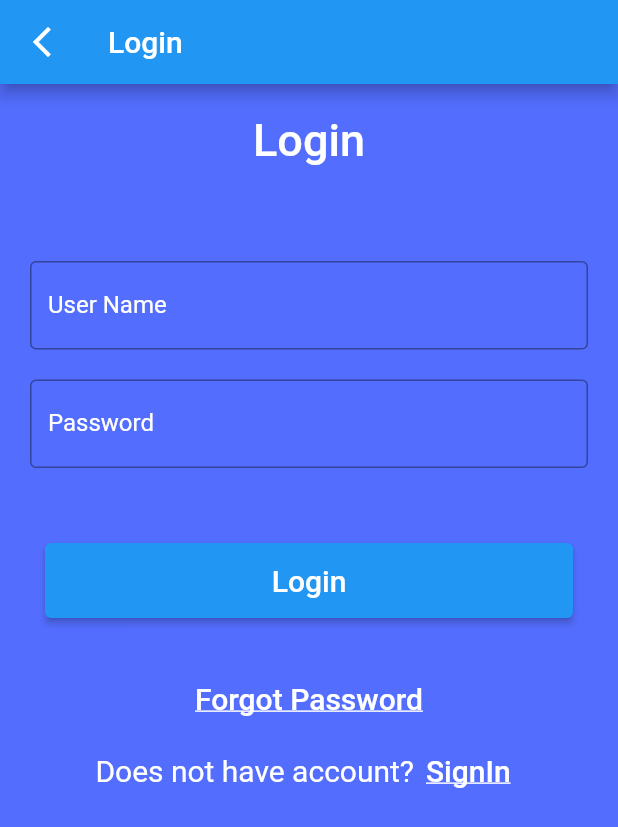
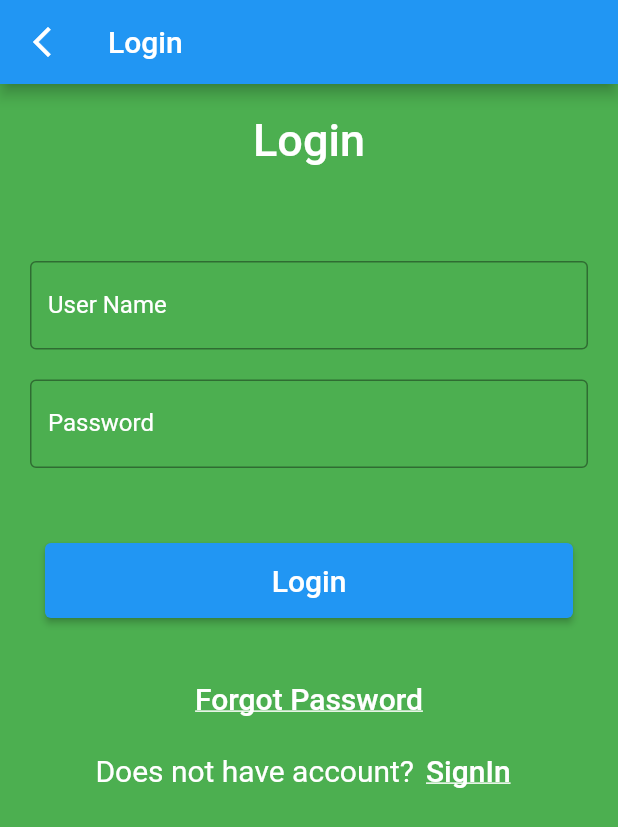
Before and after one commit to Satyaranjan/smart_school, a Flutter app: the MySchoolHomePage screen opened directly, after a tap on "Login", on a phone screen of 412 x 824 dp. Shown: the top 827 px of the screen. Run offline on Flutter 3.47's test engine with Material 2 defaults, Android fonts, the phone set to English and light mode, and no system bars; network calls fail.

Commit message:
Login Screen work start

```diff
--- a/lib/login_page.dart
+++ b/lib/login_page.dart
@@ -20,7 +20,7 @@ class LoginPage extends StatelessWidget{
         primarySwatch: Colors.blue,
       ),
       home: Scaffold(
-        backgroundColor: Colors.indigoAccent,
+        backgroundColor: Colors.green,
         appBar: AppBar(title: const Text(_title), leading:  IconButton(onPressed: (){
                   Navigator.pop(context);
                  },
```
